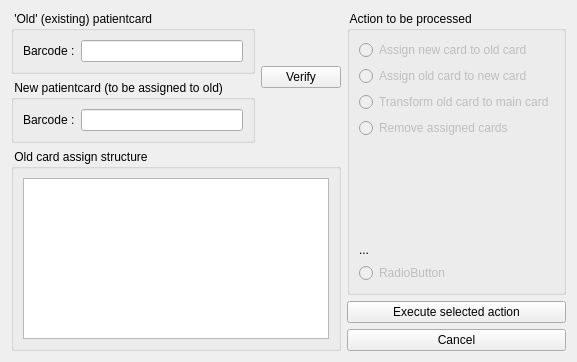
First picture: the form in client/dlgpatientcardassign.ui, repository tbikfalvi/Belenus, before the edit.
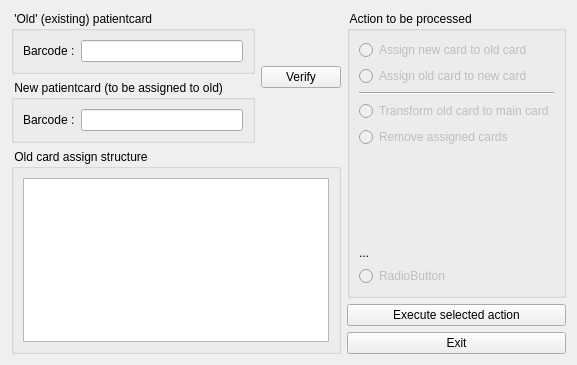
Second picture: the form after the edit.

Diff of the .ui file:
```diff
--- a/client/dlgpatientcardassign.ui
+++ b/client/dlgpatientcardassign.ui
@@ -6,8 +6,8 @@
    <rect>
     <x>0</x>
     <y>0</y>
-    <width>524</width>
-    <height>362</height>
+    <width>525</width>
+    <height>365</height>
    </rect>
   </property>
   <property name="windowTitle">
@@ -139,6 +139,13 @@
           </property>
          </widget>
         </item>
+        <item>
+         <widget class="Line" name="line">
+          <property name="orientation">
+           <enum>Qt::Horizontal</enum>
+          </property>
+         </widget>
+        </item>
         <item>
          <widget class="QRadioButton" name="rbActSetOldToMain">
           <property name="enabled">
@@ -220,7 +227,7 @@
      <item>
       <widget class="QPushButton" name="pbCancel">
        <property name="text">
-        <string>Cancel</string>
+        <string>Exit</string>
        </property>
        <property name="iconSize">
         <size>
```
